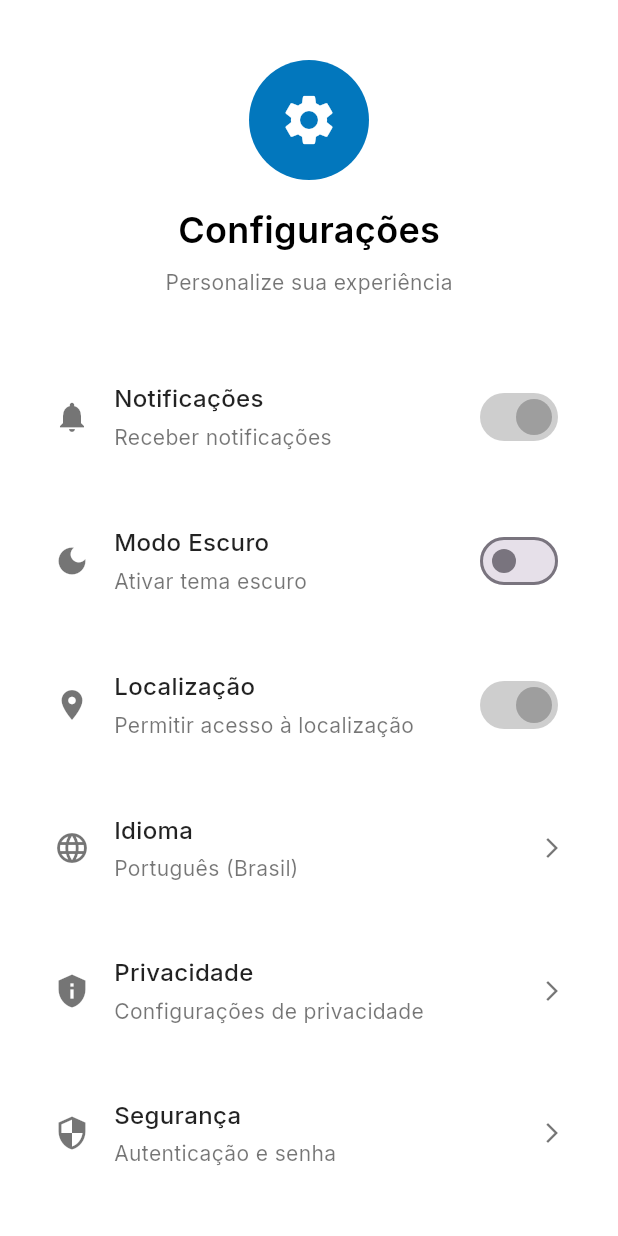
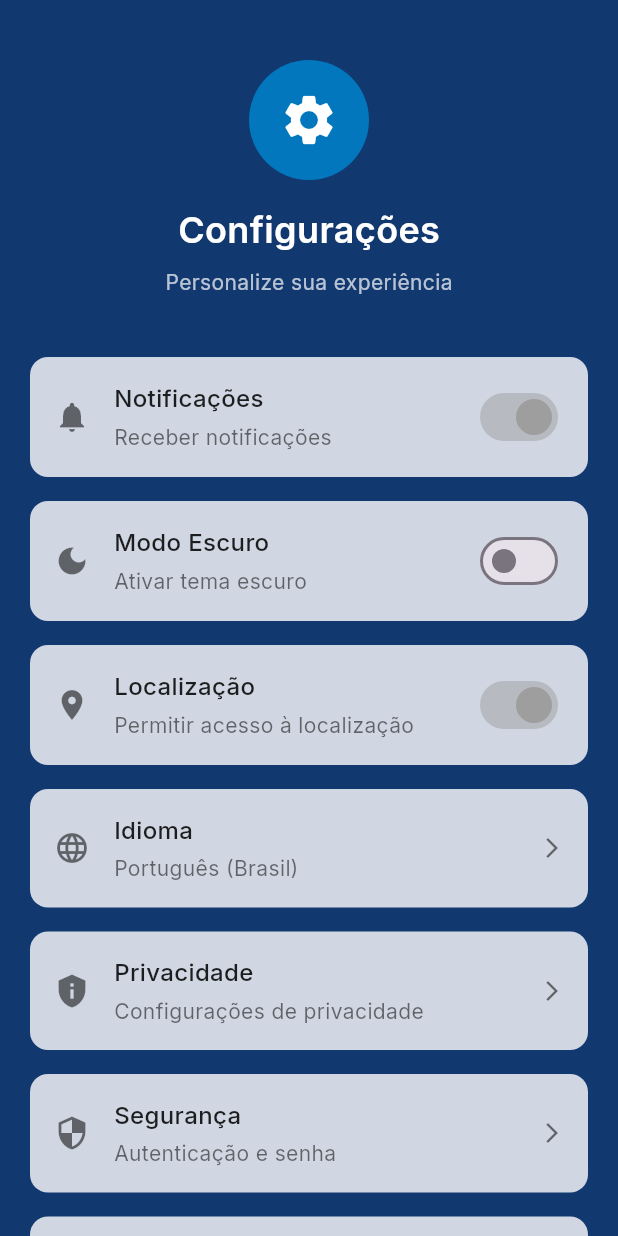
Before and after one commit to oseas08/Projeto-InspiraVida, a Flutter app: the screen it shows after launch, on a phone screen of 412 x 824 dp. Run offline on Flutter 3.47's test engine with Material 3 defaults, Android fonts, the phone set to English and light mode, and no system bars; our stand-ins replace font_awesome_flutter, google_fonts.

Commit message:
Alteração das cores

```diff
--- a/lib/home_page.dart
+++ b/lib/home_page.dart
@@ -18,7 +18,7 @@ class _PaginaConfiguracoesState extends State<PaginaConfiguracoes> {
   Widget build(BuildContext context) {
     return SafeArea(
       child: Scaffold(
-        backgroundColor: Color(0x000097b2),
+        backgroundColor: Color(0xFF123870),
         body: construirCorpo(),
       ),
     );
@@ -128,13 +128,13 @@ class _PaginaConfiguracoesState extends State<PaginaConfiguracoes> {
           texto: 'Configurações',
           tamanhoFonte: 24.0,
           pesoFonte: FontWeight.w600,
-          cor: Colors.black,
+          cor: Colors.white,
         ),
         SizedBox(height: 8),
         construirTexto(
           texto: 'Personalize sua experiência',
           tamanhoFonte: 14.0,
-          cor: Colors.black54,
+          cor: Colors.white70,
         ),
       ],
     );
@@ -249,7 +249,7 @@ class _PaginaConfiguracoesState extends State<PaginaConfiguracoes> {
       child: ElevatedButton(
         onPressed: () {},
         style: ElevatedButton.styleFrom(
-          backgroundColor: Colors.grey,
+          backgroundColor: Color(0xFF0097b2),
           shape: RoundedRectangleBorder(
             borderRadius: BorderRadius.circular(12),
           ),
```
